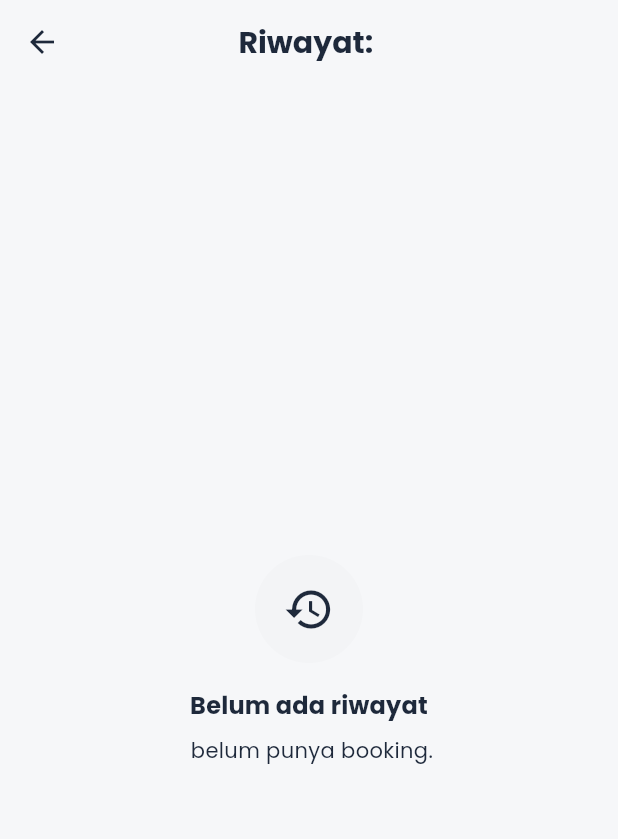
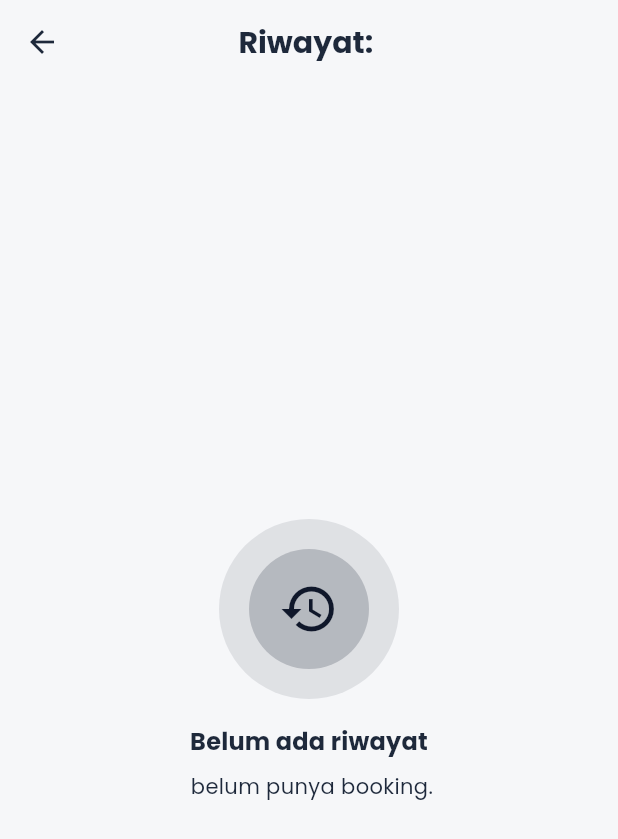
Before and after one commit to ALIFKA-HUB/ManagementRental, a Flutter app: the CustomerHistoryPage screen opened directly with empty values, on a phone screen of 412 x 824 dp. Shown: the top 839 px of the screen. Run offline on Flutter 3.47's test engine with Material 3 defaults, Android fonts, the light colour scheme and no system bars; our stand-ins replace cloud_firestore, firebase_auth, firebase_core, google_fonts, shared_preferences, table_calendar; accounts and stored records are empty; generated files the repository leaves out were written again.

Commit message:
feat(ui): M-11 & M-12 konsistensi skeleton loading dan empty state illustration

```diff
--- a/lib/core/widgets/app_empty_state.dart
+++ b/lib/core/widgets/app_empty_state.dart
@@ -6,12 +6,14 @@ class AppEmptyState extends StatelessWidget {
   final String title;
   final String? subtitle;
   final IconData icon;
+  final Widget? illustration;
 
   const AppEmptyState({
     super.key,
     required this.title,
     this.subtitle,
     this.icon = Icons.inbox_outlined,
+    this.illustration,
   });
 
   @override
@@ -27,6 +29,9 @@ class AppEmptyState extends StatelessWidget {
           mainAxisAlignment: MainAxisAlignment.center,
           mainAxisSize: MainAxisSize.min,
           children: [
+            if (illustration != null)
+              illustration!
+            else
               Container(
                 width: 72,
                 height: 72,
--- a/lib/features/booking/views/customer_history_page.dart
+++ b/lib/features/booking/views/customer_history_page.dart
@@ -58,7 +58,24 @@ class _CustomerHistoryPageState extends State<CustomerHistoryPage> {
             return AppEmptyState(
               title: 'Belum ada riwayat',
               subtitle: '${widget.customerName} belum punya booking.',
-              icon: Icons.history,
+              illustration: Container(
+                width: 120,
+                height: 120,
+                decoration: BoxDecoration(
+                  color: AppColors.primary.withValues(alpha: 0.1),
+                  shape: BoxShape.circle,
+                ),
+                alignment: Alignment.center,
+                child: Container(
+                  width: 80,
+                  height: 80,
+                  decoration: BoxDecoration(
+                    color: AppColors.primary.withValues(alpha: 0.2),
+                    shape: BoxShape.circle,
+                  ),
+                  child: const Icon(Icons.history, size: 40, color: AppColors.primary),
+                ),
+              ),
             );
           }
 
```
Lines whose indentation alone changed are shown as unchanged.
